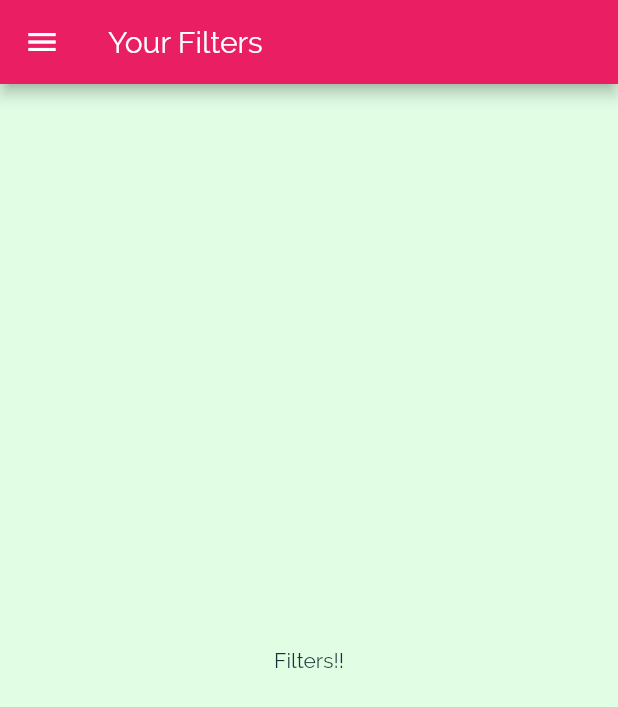
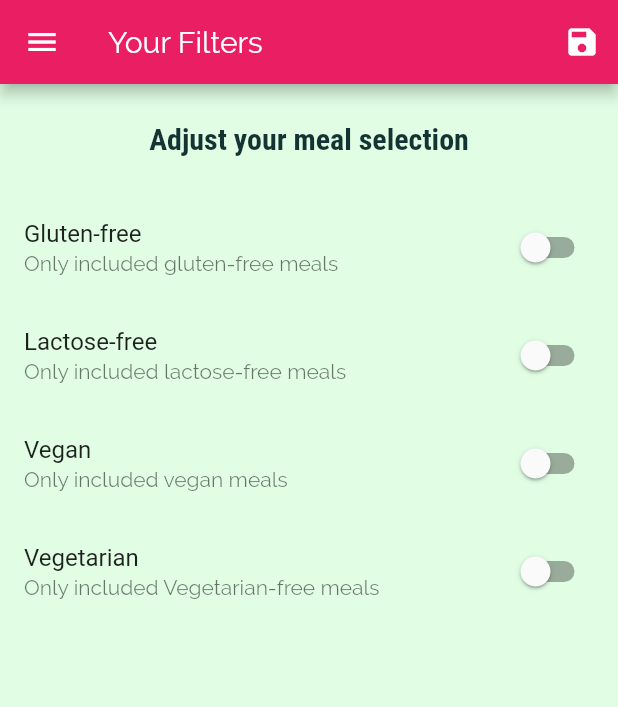
Before and after one commit to ZoraizEjaz/FlutterMealApp, a Flutter app: the FiltersScreen screen opened by its route, on a phone screen of 412 x 824 dp. Shown: the top 707 px of the screen. Run offline on Flutter 3.47's test engine with Material 2 defaults, Android fonts, the phone set to English and light mode, and no system bars.

Commit message:
Filtering logic added. Filters states maintained at app level.

```diff
--- a/lib/main.dart
+++ b/lib/main.dart
@@ -1,16 +1,57 @@
+import 'package:deli_meals/dummy_data.dart';
+
 import './screens/tab_screen.dart';
 import 'package:flutter/material.dart';
 import 'screens/categories_screen.dart';
 import 'screens/category_meals_screen.dart';
 import 'screens/meal_detail_screen.dart';
 import 'screens/filters_screen.dart';
+import './models/meal.dart';
 
 void main() {
   runApp(MyApp());
 }
 
-class MyApp extends StatelessWidget {
+class MyApp extends StatefulWidget {
   // This widget is the root of your application.
+  @override
+  _MyAppState createState() => _MyAppState();
+}
+
+class _MyAppState extends State<MyApp> {
+  Map<String, bool> _filters = {
+    'gluten': false,
+    'lactose': false,
+    'vegan': false,
+    'vegetarian': false,
+  };
+
+  List<Meal> _availableMeal = DUMMY_MEALS;
+
+  void _setFilters(Map<String, bool> filterData) {
+    setState(() {
+      _filters = filterData;
+      _availableMeal = DUMMY_MEALS.where(
+        (meal) {
+          if (_filters['gluten'] && !meal.isGlutenFree) {
+            return false;
+          }
+          if (_filters['lactose'] && !meal.isLactoseFree) {
+            return false;
+          }
+          if (_filters['vegan'] && !meal.isVegan) {
+            return false;
+          }
+          if (_filters['vegetarian'] && !meal.isVegetarian) {
+            return false;
+          }
+
+          return true;
+        },
+      ).toList();
+    });
+  }
+
   @override
   Widget build(BuildContext context) {
     return MaterialApp(
@@ -37,9 +78,10 @@ class MyApp extends StatelessWidget {
       initialRoute: '/',
       routes: {
         '/': (ctx) => TabsScreen(),
-        CategoryMealsScreen.routName: (ctx) => CategoryMealsScreen(),
+        CategoryMealsScreen.routName: (ctx) =>
+            CategoryMealsScreen(_availableMeal),
         MealDetailScreen.routeName: (ctx) => MealDetailScreen(),
-        FiltersScreen.routeName: (ctx) => FiltersScreen(),
+        FiltersScreen.routeName: (ctx) => FiltersScreen(_filters, _setFilters),
       },
       //if route is not defined in routes than On Generate Route will be called
       onGenerateRoute: (settings) {
--- a/lib/screens/category_meals_screen.dart
+++ b/lib/screens/category_meals_screen.dart
@@ -1,10 +1,12 @@
 import 'package:deli_meals/widget/meal_item.dart';
 import 'package:flutter/material.dart';
-import '../dummy_data.dart';
 import '../models/meal.dart';
 
 class CategoryMealsScreen extends StatefulWidget {
   static const routName = '/category-meals';
+  final List<Meal> availableMeals;
+
+  CategoryMealsScreen(this.availableMeals);
 
   @override
   _CategoryMealsScreenState createState() => _CategoryMealsScreenState();
@@ -27,7 +29,7 @@ class _CategoryMealsScreenState extends State<CategoryMealsScreen> {
           ModalRoute.of(context).settings.arguments as Map<String, String>;
       categoryTitle = routeArgs['title'];
       final categoryID = routeArgs['id'];
-      displayedMeal = DUMMY_MEALS.where((meal) {
+      displayedMeal = widget.availableMeals.where((meal) {
         return meal.categories.contains(categoryID);
       }).toList();
       _loadInitData = true;
--- a/lib/screens/filters_screen.dart
+++ b/lib/screens/filters_screen.dart
@@ -1,18 +1,117 @@
 import 'package:flutter/material.dart';
 import '../widget/main_drawer.dart';
 
-class FiltersScreen extends StatelessWidget {
+class FiltersScreen extends StatefulWidget {
   static const routeName = '/filters';
+
+  final Function saveFilters;
+  final Map<String, bool> currentFilters;
+
+  FiltersScreen(this.currentFilters, this.saveFilters);
+
+  @override
+  _FiltersScreenState createState() => _FiltersScreenState();
+}
+
+class _FiltersScreenState extends State<FiltersScreen> {
+  bool _glutenFree = false;
+  bool _vegetarian = false;
+  bool _vegan = false;
+  bool _lactoseFree = false;
+
+  @override
+  initState() {
+    _glutenFree = widget.currentFilters['gluten'];
+    _lactoseFree = widget.currentFilters['lactose'];
+    _vegetarian = widget.currentFilters['vegetarian'];
+    _vegan = widget.currentFilters['vegan'];
+
+    super.initState();
+  }
+
+  Widget _buildSwitchListTitle(
+    String title,
+    String subtitle,
+    bool currentValue,
+    Function updateValue,
+  ) {
+    return SwitchListTile(
+      title: Text(title),
+      value: currentValue,
+      subtitle: Text(
+        subtitle,
+      ),
+      onChanged: updateValue,
+    );
+  }
 
   @override
   Widget build(BuildContext context) {
     return Scaffold(
       appBar: AppBar(
         title: Text('Your Filters'),
+        actions: <Widget>[
+          IconButton(
+            icon: Icon(Icons.save),
+            onPressed: () {
+              final selectedFilters = {
+                'gluten': _glutenFree,
+                'lactose': _lactoseFree,
+                'vegan': _vegan,
+                'vegetarian': _vegetarian,
+              };
+              widget.saveFilters(selectedFilters);
+            },
+          ),
+        ],
       ),
       drawer: MainDrawer(),
-      body: Center(
-        child: Text('Filters!!'),
+      body: Column(
+        children: <Widget>[
+          Container(
+            padding: EdgeInsets.all(25),
+            child: Text(
+              'Adjust your meal selection',
+              style: Theme.of(context).textTheme.bodyText1,
+            ),
+          ),
+          // we have use exapnded here so that it will take rest of the space on the screen
+          Expanded(
+            // we have not use listview builder here as we do have fixed numer of switches/list here
+            child: ListView(
+              children: <Widget>[
+                _buildSwitchListTitle('Gluten-free',
+                    'Only included gluten-free meals', _glutenFree, (newValue) {
+                  setState(() {
+                    _glutenFree = newValue;
+                  });
+                }),
+                _buildSwitchListTitle(
+                    'Lactose-free',
+                    'Only included lactose-free meals',
+                    _lactoseFree, (newValue) {
+                  setState(() {
+                    _lactoseFree = newValue;
+                  });
+                }),
+                _buildSwitchListTitle(
+                    'Vegan', 'Only included vegan meals', _vegan, (newValue) {
+                  setState(() {
+                    _vegan = newValue;
+                  });
+                }),
+                _buildSwitchListTitle(
+                    'Vegetarian',
+                    'Only included Vegetarian-free meals',
+                    _vegetarian, (newValue) {
+                  setState(() {
+                    _vegetarian = newValue;
+                  });
+                }),
+              ],
+            ),
+          ),
+        ],
       ),
     );
   }
```
